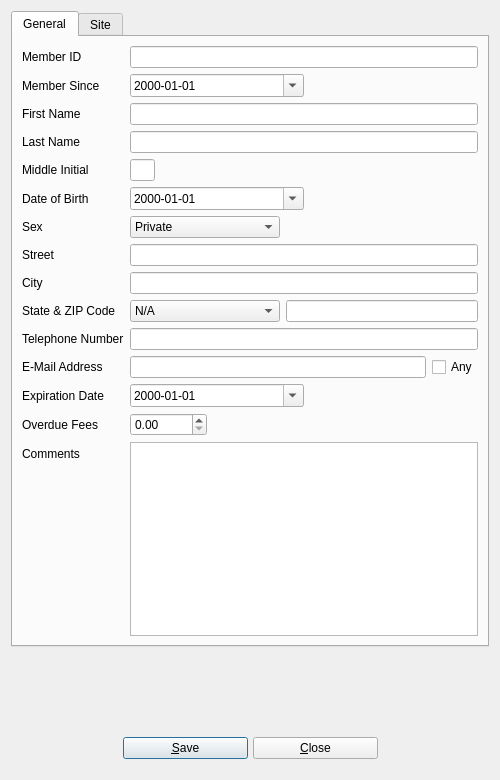
The window that UI/biblioteq_userinfo.ui (textbrowser/biblioteq) describes before a commit, drawn with Qt 5.
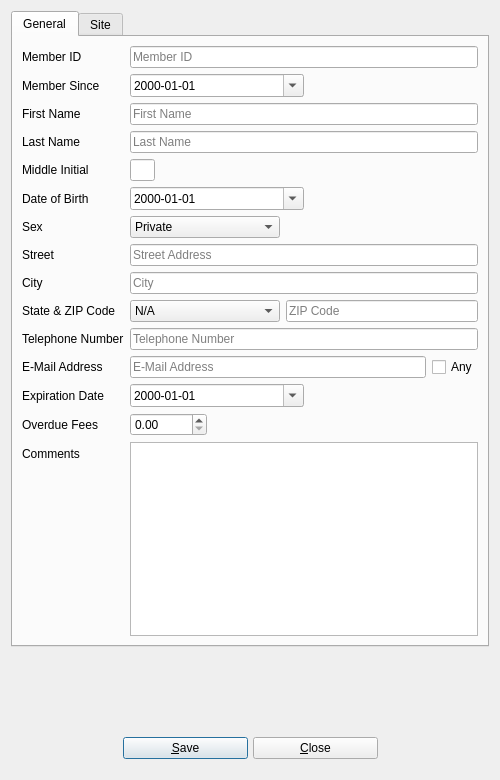
The same window after the commit. Icons and pictures are not drawn.

Diff of the .ui file:
```diff
--- a/UI/biblioteq_userinfo.ui
+++ b/UI/biblioteq_userinfo.ui
@@ -40,6 +40,9 @@
          <property name="maxLength">
           <number>16</number>
          </property>
+         <property name="placeholderText">
+          <string>Member ID</string>
+         </property>
         </widget>
        </item>
        <item row="1" column="0">
@@ -106,6 +109,9 @@
          <property name="maxLength">
           <number>128</number>
          </property>
+         <property name="placeholderText">
+          <string>First Name</string>
+         </property>
         </widget>
        </item>
        <item row="3" column="0">
@@ -120,6 +126,9 @@
          <property name="maxLength">
           <number>128</number>
          </property>
+         <property name="placeholderText">
+          <string>Last Name</string>
+         </property>
         </widget>
        </item>
        <item row="4" column="0">
@@ -278,6 +287,9 @@
          <property name="maxLength">
           <number>256</number>
          </property>
+         <property name="placeholderText">
+          <string>Street Address</string>
+         </property>
         </widget>
        </item>
        <item row="8" column="0">
@@ -292,6 +304,9 @@
          <property name="maxLength">
           <number>256</number>
          </property>
+         <property name="placeholderText">
+          <string>City</string>
+         </property>
         </widget>
        </item>
        <item row="9" column="0">
@@ -573,6 +588,9 @@
            <property name="maxLength">
             <number>16</number>
            </property>
+           <property name="placeholderText">
+            <string>ZIP Code</string>
+           </property>
           </widget>
          </item>
         </layout>
@@ -589,6 +607,9 @@
          <property name="maxLength">
           <number>32</number>
          </property>
+         <property name="placeholderText">
+          <string>Telephone Number</string>
+         </property>
         </widget>
        </item>
        <item row="11" column="0">
@@ -694,6 +715,9 @@
            <property name="maxLength">
             <number>128</number>
            </property>
+           <property name="placeholderText">
+            <string>E-Mail Address</string>
+           </property>
           </widget>
          </item>
          <item>
```
Left out of the diff: 12 changed lines with no effect on the pictures.
